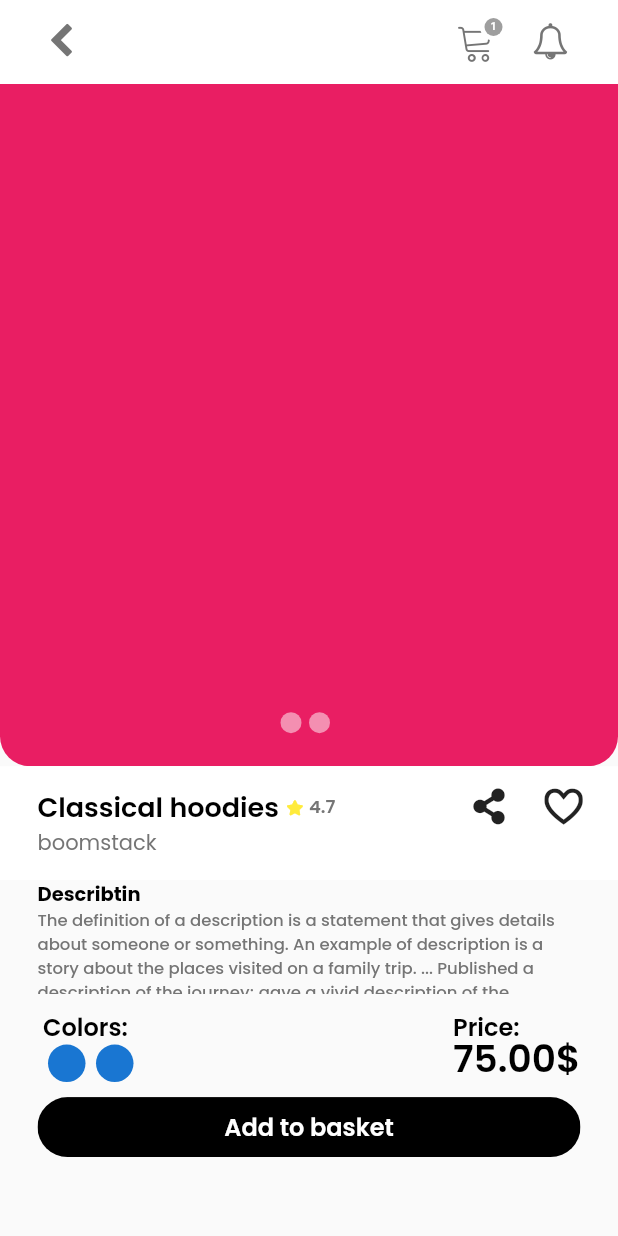
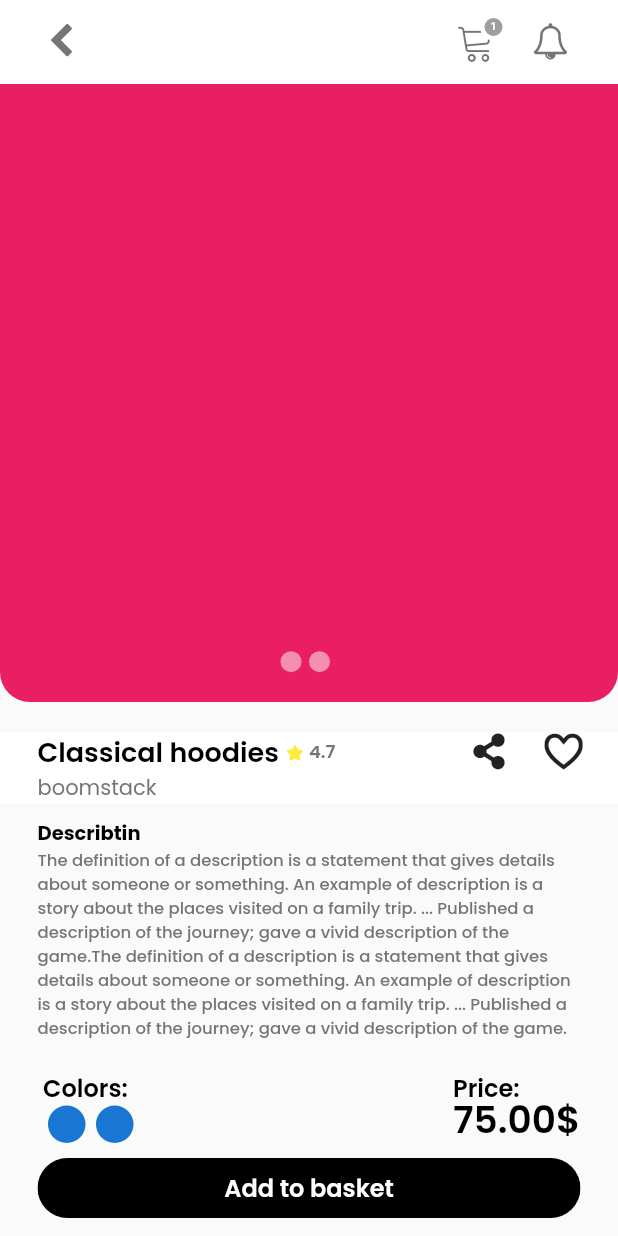
Before and after one commit to HamiiidAsgarian/flutter-tech-commerce-Cargo-, a Flutter app: the screen it shows after launch, after a tap on an icon or button, on a phone screen of 412 x 824 dp. Run offline on Flutter 3.47's test engine with Material 2 defaults, Android fonts, the phone set to English and light mode, and no system bars.

Commit message:
optimizing mainscreen

```diff
--- a/analysis_options.yaml
+++ b/analysis_options.yaml
@@ -8,6 +8,7 @@ analyzer:
     avoid_bool_literals_in_conditional_expressions: false
     constant_identifier_names: false
     file_names: false
+    sort_pub_dependencies: false
 
 
 
@@ -25,12 +26,12 @@ analyzer:
 # #
 # # linter:
 # #   rules:
-# #     - prefer_const_constructors
+#     - prefer_const_constructors
 
 # #///////////////////////////////
 
 # #     avoid_unused_constructor_parameters: true
-#   #  avoid_classes_with_only_static_members: false
+  #  avoid_classes_with_only_static_members: false
 
 
 
--- a/lib/screens/itemdetail_screen.dart
+++ b/lib/screens/itemdetail_screen.dart
@@ -31,58 +31,117 @@ class _ItemDetailScreenState extends State<ItemDetailScreen> {
             Navigator.pushNamed(context, "/");
           },
         ),
-        body: Column(
+        body: SingleChildScrollView(
+          child: Column(
+            children: const [
+              ItemsSlideView(),
+              SizedBox(height: 20),
+              ItemTitle(),
+              ItemDescription(),
+              SizedBox(height: 10),
+              ItemFooter()
+            ],
+          ),
+        ));
+  }
+}
+
+class ItemFooter extends StatelessWidget {
+  const ItemFooter({
+    Key? key,
+  }) : super(key: key);
+
+  @override
+  Widget build(BuildContext context) {
+    return Padding(
+      padding: const EdgeInsets.symmetric(horizontal: 25),
+      child: Column(
         children: [
-            Expanded(
-                flex: 6,
-                child: Container(
-                  color: Colors.yellow
-                      .withOpacity(0), //////////* little radious color fade
-                  child: ClipRRect(
-                    borderRadius: const BorderRadius.only(
-                        bottomLeft: Radius.circular(20),
-                        bottomRight: Radius.circular(20)),
-                    child: Stack(children: [
-                      PageView(
-                        children: <Widget>[
+          Row(
+            mainAxisAlignment: MainAxisAlignment.spaceBetween,
+            children: [
+              Column(
+                children: [
+                  Text("Colors:",
+                      style: priceFontStyle.copyWith(color: Colors.black)),
+                  Row(
+                    children: [
                       Container(
-                            color: Colors.pink,
+                        padding: const EdgeInsets.only(left: 7),
+                        child: const CircleAvatar(
+                          radius: 12.5,
                         ),
-                          Container(
-                            color: Colors.cyan,
                       ),
-                          Container(
-                            color: Colors.deepPurple,
+                      const Padding(
+                        padding: EdgeInsets.only(left: 7),
+                        child: CircleAvatar(
+                          radius: 12.5,
+                        ),
+                      ),
+                    ],
+                  )
+                ],
+              ),
+              Column(
+                crossAxisAlignment: CrossAxisAlignment.start,
+                children: [
+                  Text("Price:",
+                      style: priceFontStyle.copyWith(color: Colors.black)),
+                  Text("75.00\$",
+                      style: priceFontStyle.copyWith(
+                          color: Colors.black, fontSize: 25, height: 1)),
+                ],
+              )
+            ],
+          ),
+          const SizedBox(height: 10),
+          const BlackRoundedButton(
+            title: 'Add to basket',
+          ),
+          const SizedBox(height: 25),
+        ],
+      ),
+    );
+  }
+}
+
+class ItemDescription extends StatelessWidget {
+  const ItemDescription({
+    Key? key,
+  }) : super(key: key);
+
+  @override
+  Widget build(BuildContext context) {
+    return Padding(
+      padding: const EdgeInsets.symmetric(horizontal: 25, vertical: 10),
+      child: Column(
+        crossAxisAlignment: CrossAxisAlignment.start,
+        children: [
+          Text("Describtin",
+              style: itemBrandFontStyle.copyWith(
+                  fontSize: 13,
+                  fontWeight: FontWeight.w700,
+                  color: Colors.black)),
+          const Text(
+            "The definition of a description is a statement that gives details about someone or something. An example of description is a story about the places visited on a family trip. ... Published a description of the journey; gave a vivid description of the game.The definition of a description is a statement that gives details about someone or something. An example of description is a story about the places visited on a family trip. ... Published a description of the journey; gave a vivid description of the game.",
+            // overflow: TextOverflow.ellipsis
+            style: itemBrandFontStyle,
           ),
         ],
       ),
-                      Align(
-                        alignment: const Alignment(0, 0.9),
-                        child: Row(
-                          mainAxisAlignment: MainAxisAlignment.center,
-                          children: [
-                            Padding(
-                              padding: const EdgeInsets.only(right: 5),
-                              child: CircleAvatar(
-                                  radius: 7,
-                                  backgroundColor:
-                                      Colors.white.withOpacity(0.5)),
-                            ),
-                            Padding(
-                              padding: const EdgeInsets.only(right: 5),
-                              child: CircleAvatar(
-                                  radius: 7,
-                                  backgroundColor:
-                                      Colors.white.withOpacity(0.5)),
-                            ),
-                          ],
-                        ),
-                      )
-                    ]),
-                  ),
-                )),
-            Expanded(
-                child: Container(
+    );
+  }
+}
+
+class ItemTitle extends StatelessWidget {
+  const ItemTitle({
+    Key? key,
+  }) : super(key: key);
+
+  @override
+  Widget build(BuildContext context) {
+    return Container(
+      // height: 200,
       padding: const EdgeInsets.symmetric(horizontal: 25),
       color: Colors.white,
       child: Column(
@@ -95,8 +154,7 @@ class _ItemDetailScreenState extends State<ItemDetailScreen> {
                 Row(
                   children: [
                     Text("Classical hoodies",
-                                style: forMenFontStyle.copyWith(
-                                    color: Colors.black)),
+                        style: forMenFontStyle.copyWith(color: Colors.black)),
                     const SizedBox(width: 5),
                     const Icon(
                       MyFlutterApp.star_3,
@@ -121,89 +179,61 @@ class _ItemDetailScreenState extends State<ItemDetailScreen> {
             ),
             const Text("boomstack", style: itemTitleFontStyle)
           ]),
-            )),
-            Expanded(
-              child: Padding(
-                padding: const EdgeInsets.symmetric(horizontal: 25),
-                child: Column(
-                  crossAxisAlignment: CrossAxisAlignment.start,
+    );
+  }
+}
+
+class ItemsSlideView extends StatelessWidget {
+  const ItemsSlideView({
+    Key? key,
+  }) : super(key: key);
+
+  @override
+  Widget build(BuildContext context) {
+    return Container(
+      color: Colors.yellow.withOpacity(0), //////////* little radious color fade
+      child: ClipRRect(
+        borderRadius: const BorderRadius.only(
+            bottomLeft: Radius.circular(20), bottomRight: Radius.circular(20)),
+        child: SizedBox(
+          height: MediaQuery.of(context).size.height / 2,
+          child: Stack(children: [
+            PageView(
+              children: <Widget>[
+                Container(
+                  color: Colors.pink,
+                ),
+                Container(
+                  color: Colors.cyan,
+                ),
+                Container(
+                  color: Colors.deepPurple,
+                ),
+              ],
+            ),
+            Align(
+              alignment: const Alignment(0, 0.9),
+              child: Row(
+                mainAxisAlignment: MainAxisAlignment.center,
                 children: [
-                    Text("Describtin",
-                        style: itemBrandFontStyle.copyWith(
-                            fontSize: 13,
-                            fontWeight: FontWeight.w700,
-                            color: Colors.black)),
-                    const Expanded(
-                      child: SingleChildScrollView(
-                        child: Text(
-                          "The definition of a description is a statement that gives details about someone or something. An example of description is a story about the places visited on a family trip. ... Published a description of the journey; gave a vivid description of the game.The definition of a description is a statement that gives details about someone or something. An example of description is a story about the places visited on a family trip. ... Published a description of the journey; gave a vivid description of the game.",
-                          // overflow: TextOverflow.ellipsis
-                          style: itemBrandFontStyle,
+                  Padding(
+                    padding: const EdgeInsets.only(right: 5),
+                    child: CircleAvatar(
+                        radius: 7,
+                        backgroundColor: Colors.white.withOpacity(0.5)),
+                  ),
+                  Padding(
+                    padding: const EdgeInsets.only(right: 5),
+                    child: CircleAvatar(
+                        radius: 7,
+                        backgroundColor: Colors.white.withOpacity(0.5)),
+                  ),
+                ],
+              ),
+            )
+          ]),
         ),
       ),
-                    )
-                  ],
-                ),
-              ),
-            ),
-            const SizedBox(
-              height: 10,
-            ),
-            Expanded(
-                flex: 2,
-                child: Padding(
-                  padding: const EdgeInsets.symmetric(horizontal: 25),
-                  child: Column(
-                    children: [
-                      Row(
-                        mainAxisAlignment: MainAxisAlignment.spaceBetween,
-                        children: [
-                          Column(
-                            children: [
-                              Text("Colors:",
-                                  style: priceFontStyle.copyWith(
-                                      color: Colors.black)),
-                              Row(
-                                children: [
-                                  Container(
-                                    padding: const EdgeInsets.only(left: 7),
-                                    child: const CircleAvatar(
-                                      radius: 12.5,
-                                    ),
-                                  ),
-                                  const Padding(
-                                    padding: EdgeInsets.only(left: 7),
-                                    child: CircleAvatar(
-                                      radius: 12.5,
-                                    ),
-                                  ),
-                                ],
-                              )
-                            ],
-                          ),
-                          Column(
-                            crossAxisAlignment: CrossAxisAlignment.start,
-                            children: [
-                              Text("Price:",
-                                  style: priceFontStyle.copyWith(
-                                      color: Colors.black)),
-                              Text("75.00\$",
-                                  style: priceFontStyle.copyWith(
-                                      color: Colors.black,
-                                      fontSize: 25,
-                                      height: 1)),
-                            ],
-                          )
-                        ],
-                      ),
-                      const SizedBox(height: 10),
-                      const BlackRoundedButton(
-                        title: 'Add to basket',
-                      )
-                    ],
-                  ),
-                ))
-          ],
-        ));
+    );
   }
 }
--- a/lib/screens/main_screen.dart
+++ b/lib/screens/main_screen.dart
@@ -23,17 +23,11 @@ class MainScreen extends StatefulWidget {
 
 class _MainScreenState extends State<MainScreen> {
   int currentpage1 = 0;
-  List<Widget> screens = [
-    // SearchLimitScreen(),
-    // ListedItemsScreen(),
-    const MainScreenContetnts(),
-    const CategoryScreen(),
-    const SearchScreen(),
-    const ProfileScreen2(),
-
-    // CartScreen(),
-    // FavoriteScreen(),
-    // ProfileScreen(),
+  List<Widget> screens = const [
+    MainScreenContetnts(),
+    CategoryScreen(),
+    SearchScreen(),
+    ProfileScreen2(),
   ];
 
   // @override
@@ -45,9 +39,6 @@ class _MainScreenState extends State<MainScreen> {
   @override
   Widget build(BuildContext context) {
     return Consumer<ProviderModel>(builder: (context, vals, child) {
-      // var a = ValueNotifier(vals.appBarSelectedIndex);
-
-      // print("aaaaaaaaaaaaaaaaaaaaaaaa ${a.value}");
       return Scaffold(
         extendBodyBehindAppBar:
             true, //////////* for fixing one pixle gap under the appbar
@@ -87,10 +78,10 @@ class _MainScreenContetntsState extends State<MainScreenContetnts> {
           delegate: SliverChildListDelegate(
             [
               SizedBox(
-                  height:
-                      200, //////////////////////////////* carousel Section height
-                  child: Carousel(sliderIndex: sliderIndex, itemIndex: 0)),
-              const ScrollviewCategory(sectionTitle: "For Mewwwwwn"),
+                height: 200,
+                child: Carousel(sliderIndex: sliderIndex, itemIndex: 0),
+              ),
+              const ScrollviewCategory(sectionTitle: "For men"),
               const WindowsCategorySection(),
               const ScrollviewCategory(sectionTitle: "For Men"),
               const ScrollviewCategory(sectionTitle: "For Men"),
--- a/lib/screens/search_screen.dart
+++ b/lib/screens/search_screen.dart
@@ -131,6 +131,8 @@ class _SearchSectionState extends State<SearchSection> {
         ]),
         Container(
           height: 60,
+          child: SingleChildScrollView(
+            scrollDirection: Axis.horizontal,
             child: Row(
               children: [
                 CategoryTextButton(
@@ -165,6 +167,7 @@ class _SearchSectionState extends State<SearchSection> {
                 ),
               ],
             ),
+          ),
         )
       ]),
     );
--- a/lib/widgets/windows_category-section.dart
+++ b/lib/widgets/windows_category-section.dart
@@ -10,7 +10,7 @@ class WindowsCategorySection extends StatelessWidget {
   @override
   Widget build(BuildContext context) {
     return Container(
-      color: Colors.white,
+      color: cBackgroundGrey,
       padding: const EdgeInsets.symmetric(horizontal: 20),
 
       ///*    15px instead of 25px because the children padding adds 10px from the sides,
```
Lines whose indentation alone changed are shown as unchanged.
